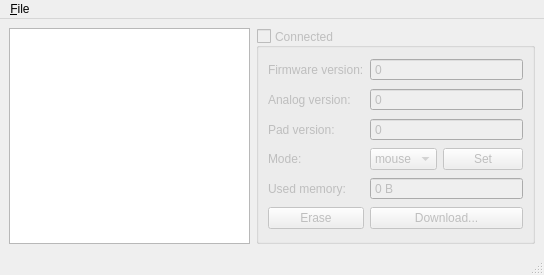
Before: the Qt Designer form m210/qt/ui/mainwindow.ui in tuomasjjrasanen/m210, drawn with Qt 5.
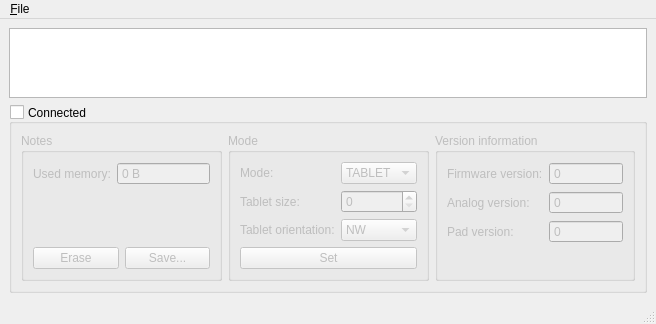
After: the same form once the commit is applied.

Commit message: Ability to set tablet settings.

```diff
--- a/m210/qt/ui/mainwindow.ui
+++ b/m210/qt/ui/mainwindow.ui
@@ -6,8 +6,8 @@
    <rect>
     <x>0</x>
     <y>0</y>
-    <width>544</width>
-    <height>275</height>
+    <width>656</width>
+    <height>302</height>
    </rect>
   </property>
   <property name="windowTitle">
@@ -16,14 +16,14 @@
   <widget class="QWidget" name="centralwidget">
    <layout class="QVBoxLayout" name="verticalLayout">
     <item>
-     <layout class="QHBoxLayout" name="horizontalLayout">
+     <layout class="QVBoxLayout" name="verticalLayout_4">
       <item>
        <widget class="QListWidget" name="listWidget"/>
       </item>
       <item>
        <widget class="QGroupBox" name="groupBox">
         <property name="enabled">
-         <bool>false</bool>
+         <bool>true</bool>
         </property>
         <property name="title">
          <string>Connected</string>
@@ -37,91 +37,29 @@
         <property name="checked">
          <bool>false</bool>
         </property>
-        <layout class="QGridLayout" name="gridLayout">
+        <layout class="QHBoxLayout" name="horizontalLayout">
+         <item>
+          <widget class="QGroupBox" name="groupBox_3">
+           <property name="title">
+            <string>Notes</string>
+           </property>
+           <layout class="QVBoxLayout" name="verticalLayout_3">
+            <item>
+             <layout class="QFormLayout" name="formLayout_2">
+              <property name="formAlignment">
+               <set>Qt::AlignHCenter|Qt::AlignTop</set>
+              </property>
          <item row="0" column="0">
-          <widget class="QLabel" name="label">
-           <property name="text">
-            <string>Firmware version:</string>
-           </property>
-          </widget>
-         </item>
-         <item row="0" column="1">
-          <widget class="QSpinBox" name="spinBoxFirmwareVersion">
-           <property name="focusPolicy">
-            <enum>Qt::NoFocus</enum>
-           </property>
-           <property name="readOnly">
-            <bool>true</bool>
-           </property>
-           <property name="buttonSymbols">
-            <enum>QAbstractSpinBox::NoButtons</enum>
-           </property>
-           <property name="maximum">
-            <number>65535</number>
-           </property>
-          </widget>
-         </item>
-         <item row="1" column="0">
-          <widget class="QLabel" name="label_2">
-           <property name="text">
-            <string>Analog version:</string>
-           </property>
-          </widget>
-         </item>
-         <item row="1" column="1">
-          <widget class="QSpinBox" name="spinBoxAnalogVersion">
-           <property name="focusPolicy">
-            <enum>Qt::NoFocus</enum>
-           </property>
-           <property name="readOnly">
-            <bool>true</bool>
-           </property>
-           <property name="buttonSymbols">
-            <enum>QAbstractSpinBox::NoButtons</enum>
-           </property>
-           <property name="maximum">
-            <number>65535</number>
-           </property>
-          </widget>
-         </item>
-         <item row="2" column="0">
-          <widget class="QLabel" name="label_3">
-           <property name="text">
-            <string>Pad version:</string>
-           </property>
-          </widget>
-         </item>
-         <item row="2" column="1">
-          <widget class="QSpinBox" name="spinBoxPadVersion">
-           <property name="focusPolicy">
-            <enum>Qt::NoFocus</enum>
-           </property>
-           <property name="readOnly">
-            <bool>true</bool>
-           </property>
-           <property name="buttonSymbols">
-            <enum>QAbstractSpinBox::NoButtons</enum>
-           </property>
-           <property name="maximum">
-            <number>65535</number>
-           </property>
-          </widget>
-         </item>
-         <item row="3" column="0">
-          <widget class="QLabel" name="label_4">
-           <property name="text">
-            <string>Mode:</string>
-           </property>
-          </widget>
-         </item>
-         <item row="4" column="0">
           <widget class="QLabel" name="label_5">
            <property name="text">
             <string>Used memory:</string>
            </property>
-          </widget>
-         </item>
-         <item row="4" column="1">
+                <property name="buddy">
+                 <cstring>spinBoxUsedMemory</cstring>
+                </property>
+               </widget>
+              </item>
+              <item row="0" column="1">
           <widget class="QSpinBox" name="spinBoxUsedMemory">
            <property name="focusPolicy">
             <enum>Qt::NoFocus</enum>
@@ -143,27 +81,58 @@
            </property>
           </widget>
          </item>
-         <item row="5" column="0">
+             </layout>
+            </item>
+            <item>
+             <layout class="QHBoxLayout" name="horizontalLayout_2">
+              <item>
           <widget class="QPushButton" name="pushButtonErase">
            <property name="text">
             <string>Erase</string>
            </property>
           </widget>
          </item>
-         <item row="5" column="1">
+              <item>
           <widget class="QPushButton" name="pushButtonDownload">
            <property name="text">
-            <string>Download...</string>
+                 <string>Save...</string>
            </property>
           </widget>
          </item>
-         <item row="3" column="1">
-          <layout class="QHBoxLayout" name="horizontalLayout_2">
+             </layout>
+            </item>
+           </layout>
+          </widget>
+         </item>
            <item>
+          <widget class="QGroupBox" name="groupBox_4">
+           <property name="title">
+            <string>Mode</string>
+           </property>
+           <layout class="QVBoxLayout" name="verticalLayout_2">
+            <item>
+             <layout class="QFormLayout" name="formLayout_5">
+              <property name="labelAlignment">
+               <set>Qt::AlignLeading|Qt::AlignLeft|Qt::AlignVCenter</set>
+              </property>
+              <property name="formAlignment">
+               <set>Qt::AlignHCenter|Qt::AlignTop</set>
+              </property>
+              <item row="0" column="0">
+               <widget class="QLabel" name="label_4">
+                <property name="text">
+                 <string>Mode:</string>
+                </property>
+                <property name="buddy">
+                 <cstring>comboBoxMode</cstring>
+                </property>
+               </widget>
+              </item>
+              <item row="0" column="1">
             <widget class="QComboBox" name="comboBoxMode">
              <item>
               <property name="text">
-               <string>mouse</string>
+                  <string>TABLET</string>
               </property>
              </item>
              <item>
@@ -172,6 +141,54 @@
               </property>
              </item>
             </widget>
+              </item>
+              <item row="1" column="0">
+               <widget class="QLabel" name="labelSize">
+                <property name="text">
+                 <string>Tablet size:</string>
+                </property>
+                <property name="buddy">
+                 <cstring>spinBoxSize</cstring>
+                </property>
+               </widget>
+              </item>
+              <item row="1" column="1">
+               <widget class="QSpinBox" name="spinBoxSize">
+                <property name="maximum">
+                 <number>9</number>
+                </property>
+               </widget>
+              </item>
+              <item row="2" column="0">
+               <widget class="QLabel" name="labelOrientation">
+                <property name="text">
+                 <string>Tablet orientation:</string>
+                </property>
+                <property name="buddy">
+                 <cstring>comboBoxOrientation</cstring>
+                </property>
+               </widget>
+              </item>
+              <item row="2" column="1">
+               <widget class="QComboBox" name="comboBoxOrientation">
+                <item>
+                 <property name="text">
+                  <string>NW</string>
+                 </property>
+                </item>
+                <item>
+                 <property name="text">
+                  <string>N</string>
+                 </property>
+                </item>
+                <item>
+                 <property name="text">
+                  <string>NE</string>
+                 </property>
+                </item>
+               </widget>
+              </item>
+             </layout>
            </item>
            <item>
             <widget class="QPushButton" name="pushButtonSetMode">
@@ -181,6 +198,91 @@
             </widget>
            </item>
           </layout>
+          </widget>
+         </item>
+         <item>
+          <widget class="QGroupBox" name="groupBox_2">
+           <property name="title">
+            <string>Version information</string>
+           </property>
+           <layout class="QFormLayout" name="formLayout">
+            <property name="labelAlignment">
+             <set>Qt::AlignLeading|Qt::AlignLeft|Qt::AlignVCenter</set>
+            </property>
+            <property name="formAlignment">
+             <set>Qt::AlignHCenter|Qt::AlignTop</set>
+            </property>
+            <item row="0" column="0">
+             <widget class="QLabel" name="label">
+              <property name="text">
+               <string>Firmware version:</string>
+              </property>
+              <property name="buddy">
+               <cstring>spinBoxFirmwareVersion</cstring>
+              </property>
+             </widget>
+            </item>
+            <item row="0" column="1">
+             <widget class="QSpinBox" name="spinBoxFirmwareVersion">
+              <property name="readOnly">
+               <bool>true</bool>
+              </property>
+              <property name="buttonSymbols">
+               <enum>QAbstractSpinBox::NoButtons</enum>
+              </property>
+              <property name="maximum">
+               <number>65535</number>
+              </property>
+             </widget>
+            </item>
+            <item row="1" column="0">
+             <widget class="QLabel" name="label_2">
+              <property name="text">
+               <string>Analog version:</string>
+              </property>
+              <property name="buddy">
+               <cstring>spinBoxAnalogVersion</cstring>
+              </property>
+             </widget>
+            </item>
+            <item row="1" column="1">
+             <widget class="QSpinBox" name="spinBoxAnalogVersion">
+              <property name="readOnly">
+               <bool>true</bool>
+              </property>
+              <property name="buttonSymbols">
+               <enum>QAbstractSpinBox::NoButtons</enum>
+              </property>
+              <property name="maximum">
+               <number>65535</number>
+              </property>
+             </widget>
+            </item>
+            <item row="2" column="0">
+             <widget class="QLabel" name="label_3">
+              <property name="text">
+               <string>Pad version:</string>
+              </property>
+              <property name="buddy">
+               <cstring>spinBoxPadVersion</cstring>
+              </property>
+             </widget>
+            </item>
+            <item row="2" column="1">
+             <widget class="QSpinBox" name="spinBoxPadVersion">
+              <property name="readOnly">
+               <bool>true</bool>
+              </property>
+              <property name="buttonSymbols">
+               <enum>QAbstractSpinBox::NoButtons</enum>
+              </property>
+              <property name="maximum">
+               <number>65535</number>
+              </property>
+             </widget>
+            </item>
+           </layout>
+          </widget>
          </item>
         </layout>
        </widget>
@@ -194,7 +296,7 @@
     <rect>
      <x>0</x>
      <y>0</y>
-     <width>544</width>
+     <width>656</width>
      <height>21</height>
     </rect>
    </property>
```
Left out of the diff: 15 changed lines with no effect on the pictures. Lines whose indentation alone changed are shown as unchanged. The commit also changes 4 other files.
